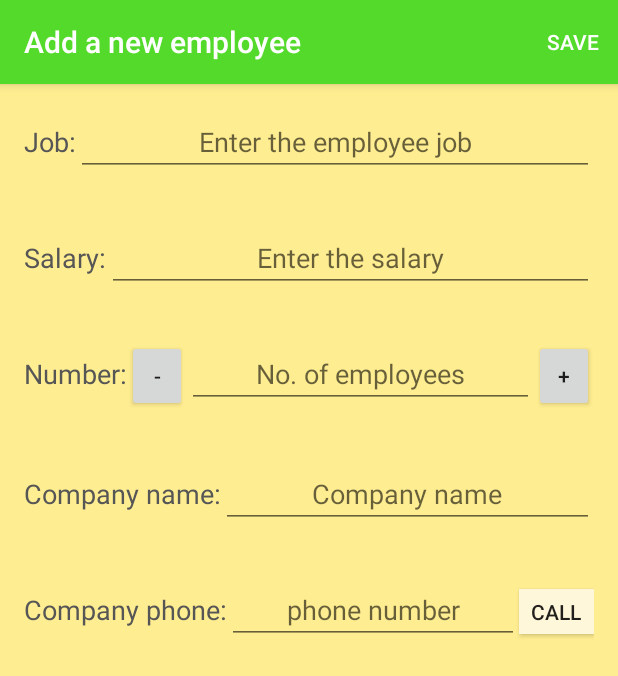
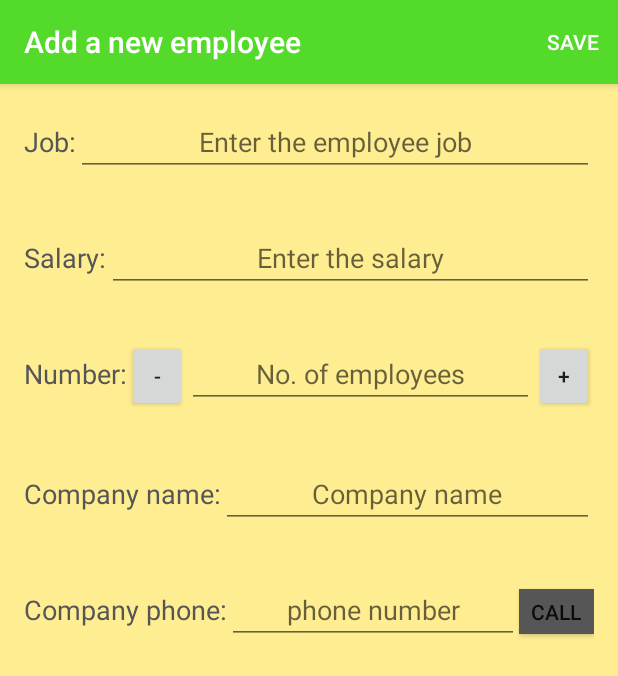
Before and after one commit to AidaDolea/CompanyApp, an Android app: the EditComActivity screen opened directly, with no data from a screen before it, on a phone screen of 412 x 824 dp. Shown: the top 676 px of the screen. Run offline under Robolectric (Android 15) with nearby library versions, the phone set to English and light mode, and no system bars.

Commit message:
Update activity_edit.xml

```diff
--- a/app/src/main/res/layout/activity_edit.xml
+++ b/app/src/main/res/layout/activity_edit.xml
@@ -30,6 +30,7 @@
                 android:layout_height="wrap_content"
                 android:hint="@string/enter_the_employee_name"
                 android:inputType="text"
+                android:textColor="#fff"
                 android:textAlignment="center" />
         </LinearLayout>
 
@@ -49,6 +50,7 @@
                 android:layout_height="wrap_content"
                 android:hint="@string/enter_the_salary_for_employee"
                 android:inputType="numberDecimal"
+                android:textColor="#fff"
                 android:textAlignment="center" />
         </LinearLayout>
 
@@ -75,6 +77,7 @@
                 android:layout_weight="1"
                 android:hint="@string/enter_the_no_of_employee"
                 android:inputType="number"
+                android:textColor="#fff"
                 android:textAlignment="center" />
 
             <Button
@@ -101,6 +104,7 @@
                 android:layout_height="wrap_content"
                 android:hint="@string/enter_the_company_name"
                 android:inputType="text"
+                android:textColor="#fff"
                 android:textAlignment="center" />
 
         </LinearLayout>
@@ -123,13 +127,14 @@
                 android:layout_weight="1"
                 android:hint="@string/enter_the_company_phone_number"
                 android:inputType="phone"
+                android:textColor="#fff"
                 android:textAlignment="center" />
 
             <Button
                 android:id="@+id/hire_button"
                 android:layout_width="50dp"
                 android:layout_height="30dp"
-                android:background="@color/main_background"
+                android:background="@color/colorLabel"
                 android:text="@string/order" />
         </LinearLayout>
 
```
